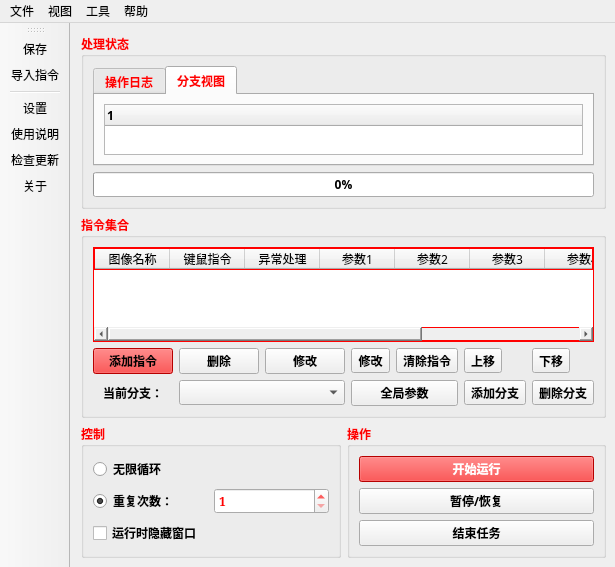
This is 窗体/mainwindow.ui in FsterThanLight/automatic_clicker_2 as Qt 5 draws it before an edit. The edited form follows.
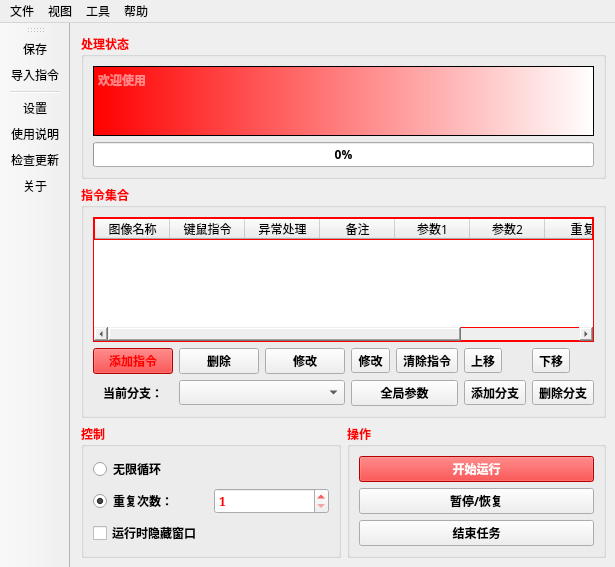
This is the edited form. The open tabs and pages were chosen to show the change. Icons and pictures are not drawn.

Diff of the .ui file:
```diff
--- a/窗体/mainwindow.ui
+++ b/窗体/mainwindow.ui
@@ -10,6 +10,11 @@
     <height>567</height>
    </rect>
   </property>
+  <property name="font">
+   <font>
+    <family>Microsoft YaHei UI</family>
+   </font>
+  </property>
   <property name="windowTitle">
    <string>Clicker</string>
   </property>
@@ -149,7 +154,7 @@
           <number>0</number>
          </property>
          <property name="columnCount">
-          <number>9</number>
+          <number>8</number>
          </property>
          <attribute name="horizontalHeaderVisible">
           <bool>true</bool>
@@ -190,6 +195,14 @@
            <set>AlignCenter</set>
           </property>
          </column>
+         <column>
+          <property name="text">
+           <string>备注</string>
+          </property>
+          <property name="textAlignment">
+           <set>AlignCenter</set>
+          </property>
+         </column>
          <column>
           <property name="text">
            <string>参数1</string>
@@ -206,22 +219,6 @@
            <set>AlignCenter</set>
           </property>
          </column>
-         <column>
-          <property name="text">
-           <string>参数3</string>
-          </property>
-          <property name="textAlignment">
-           <set>AlignCenter</set>
-          </property>
-         </column>
-         <column>
-          <property name="text">
-           <string>参数4</string>
-          </property>
-          <property name="textAlignment">
-           <set>AlignCenter</set>
-          </property>
-         </column>
          <column>
           <property name="text">
            <string>重复</string>
@@ -278,6 +275,15 @@
                 </color>
                </brush>
               </colorrole>
+              <colorrole role="ButtonText">
+               <brush brushstyle="SolidPattern">
+                <color alpha="255">
+                 <red>255</red>
+                 <green>0</green>
+                 <blue>0</blue>
+                </color>
+               </brush>
+              </colorrole>
               <colorrole role="Base">
                <brush brushstyle="SolidPattern">
                 <color alpha="255">
@@ -325,6 +331,15 @@
                 </color>
                </brush>
               </colorrole>
+              <colorrole role="ButtonText">
+               <brush brushstyle="SolidPattern">
+                <color alpha="255">
+                 <red>255</red>
+                 <green>0</green>
+                 <blue>0</blue>
+                </color>
+               </brush>
+              </colorrole>
               <colorrole role="Base">
                <brush brushstyle="SolidPattern">
                 <color alpha="255">
@@ -372,6 +387,15 @@
                 </color>
                </brush>
               </colorrole>
+              <colorrole role="ButtonText">
+               <brush brushstyle="SolidPattern">
+                <color alpha="255">
+                 <red>120</red>
+                 <green>120</green>
+                 <blue>120</blue>
+                </color>
+               </brush>
+              </colorrole>
               <colorrole role="Base">
                <brush brushstyle="SolidPattern">
                 <color alpha="255">
@@ -736,16 +760,6 @@
           <number>0</number>
          </property>
          <item>
-          <widget class="QTabWidget" name="tabWidget">
-           <property name="currentIndex">
-            <number>0</number>
-           </property>
-           <widget class="QWidget" name="tab">
-            <attribute name="title">
-             <string>操作日志</string>
-            </attribute>
-            <layout class="QHBoxLayout" name="horizontalLayout">
-             <item>
               <widget class="QPlainTextEdit" name="plainTextEdit">
                <property name="sizePolicy">
                 <sizepolicy hsizetype="Expanding" vsizetype="Expanding">
@@ -1009,26 +1023,6 @@
                <property name="placeholderText">
                 <string>欢迎使用</string>
                </property>
-              </widget>
-             </item>
-            </layout>
-           </widget>
-           <widget class="QWidget" name="tab_2">
-            <attribute name="title">
-             <string>分支视图</string>
-            </attribute>
-            <layout class="QHBoxLayout" name="horizontalLayout_2">
-             <item>
-              <widget class="QTreeWidget" name="treeWidget">
-               <column>
-                <property name="text">
-                 <string notr="true">1</string>
-                </property>
-               </column>
-              </widget>
-             </item>
-            </layout>
-           </widget>
           </widget>
          </item>
          <item>
```
Lines whose indentation alone changed are shown as unchanged.
